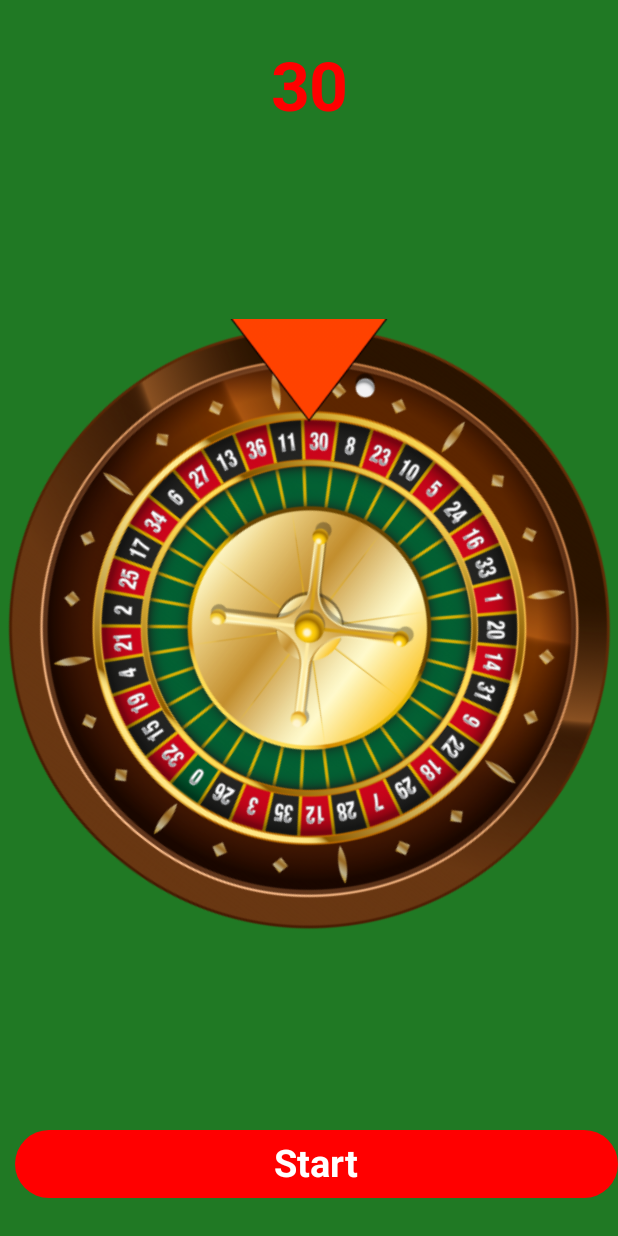
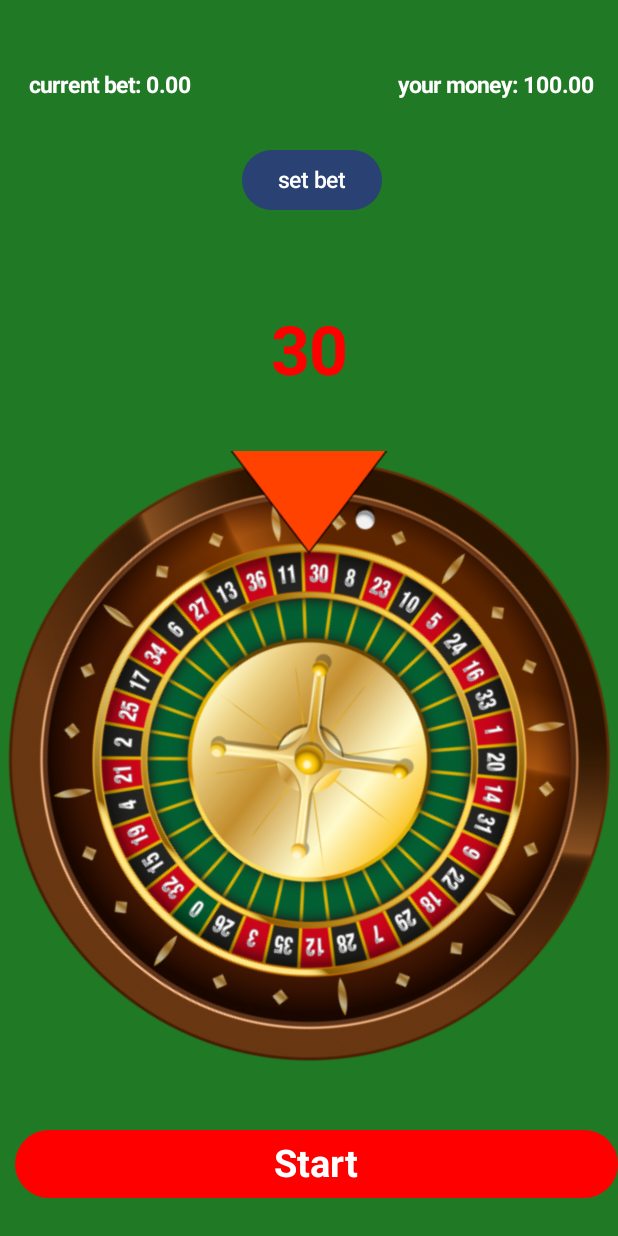
Before and after one commit to AlexanderKorytin/RuleGameCompose, an Android app built with Jetpack Compose: the screen it shows after launch (MainActivity), after a tap on "Start", on a phone screen of 412 x 824 dp. Run offline under Robolectric (Android 15) with nearby library versions, the phone set to English and light mode, and no system bars; our stand-ins replace constraintlayout-compose.

Commit message:
- рефлизованны ставки по цветам с сохранением размера банка

```diff
--- a/app/src/main/AndroidManifest.xml
+++ b/app/src/main/AndroidManifest.xml
@@ -14,7 +14,7 @@
         android:theme="@style/Theme.RuleGameCompose"
         tools:targetApi="31">
         <activity
-            android:name=".MainActivity"
+            android:name=".ui.MainActivity"
             android:exported="true"
             android:label="@string/app_name"
             android:theme="@style/Theme.RuleGameCompose">
--- a/app/src/main/java/com/example/rulegamecompose/data/impl/RuleRepositoryImpl.kt
+++ b/app/src/main/java/com/example/rulegamecompose/data/impl/RuleRepositoryImpl.kt
@@ -4,9 +4,9 @@ import com.example.rulegamecompose.data.storage.RuleStorage
 import com.example.rulegamecompose.domain.api.RuleRepositiry
 
 class RuleRepositoryImpl(private val storage: RuleStorage): RuleRepositiry {
-    override fun saveCash(value: Int) {
+    override fun saveCash(value: Float) {
         storage.setCash(value)
     }
 
-    override fun getCashValue(): Int = storage.getCash()
+    override fun getCashValue(): Float = storage.getCash()
 }
--- a/app/src/main/java/com/example/rulegamecompose/data/storage/Impl/RuleStoregeImpl.kt
+++ b/app/src/main/java/com/example/rulegamecompose/data/storage/Impl/RuleStoregeImpl.kt
@@ -4,11 +4,11 @@ import android.content.SharedPreferences
 import com.example.rulegamecompose.data.storage.RuleStorage
 
 class RuleStorageImpl(private val sharedPreferences: SharedPreferences): RuleStorage{
-    override fun getCash(): Int =
-        sharedPreferences.getInt(KEY_CASH, 100)
+    override fun getCash(): Float =
+        sharedPreferences.getFloat(KEY_CASH, 100f)
 
-    override fun setCash(value: Int) {
-        sharedPreferences.edit().putInt(KEY_CASH, value)
+    override fun setCash(value: Float) {
+        sharedPreferences.edit().putFloat(KEY_CASH, value).apply()
     }
 
     companion object{
--- a/app/src/main/java/com/example/rulegamecompose/data/storage/RuleStorage.kt
+++ b/app/src/main/java/com/example/rulegamecompose/data/storage/RuleStorage.kt
@@ -1,7 +1,7 @@
 package com.example.rulegamecompose.data.storage
 
 interface RuleStorage {
-    fun getCash(): Int
+    fun getCash(): Float
 
-    fun setCash(value: Int)
+    fun setCash(value: Float)
 }
--- a/app/src/main/java/com/example/rulegamecompose/di/data.kt
+++ b/app/src/main/java/com/example/rulegamecompose/di/datamodule.kt
@@ -3,6 +3,7 @@ package com.example.rulegamecompose.di
 import android.content.SharedPreferences
 import androidx.appcompat.app.AppCompatActivity
 import com.example.rulegamecompose.data.storage.Impl.RuleStorageImpl
+import com.example.rulegamecompose.data.storage.RuleStorage
 import org.koin.android.ext.koin.androidContext
 import org.koin.dsl.module
 
@@ -15,5 +16,5 @@ val dataModule = module {
         )
     }
 
-    single { RuleStorageImpl(sharedPreferences = get()) }
+    single<RuleStorage> { RuleStorageImpl(sharedPreferences = get()) }
 }
--- a/app/src/main/java/com/example/rulegamecompose/di/domain.kt
+++ /dev/null
@@ -1,10 +0,0 @@
-package com.example.rulegamecompose.di
-
-import com.example.rulegamecompose.data.impl.RuleRepositoryImpl
-import com.example.rulegamecompose.domain.impl.RuleInteractorImpl
-import org.koin.dsl.module
-
-val domainModule = module {
-    single { RuleRepositoryImpl(storage = get()) }
-    factory { RuleInteractorImpl() }
-}
--- /dev/null
+++ b/app/src/main/java/com/example/rulegamecompose/di/domainmodule.kt
@@ -0,0 +1,12 @@
+package com.example.rulegamecompose.di
+
+import com.example.rulegamecompose.data.impl.RuleRepositoryImpl
+import com.example.rulegamecompose.domain.api.RuleInteractor
+import com.example.rulegamecompose.domain.api.RuleRepositiry
+import com.example.rulegamecompose.domain.impl.RuleInteractorImpl
+import org.koin.dsl.module
+
+val domainModule = module {
+    single<RuleRepositiry> { RuleRepositoryImpl(storage = get()) }
+    factory<RuleInteractor> { RuleInteractorImpl(repositiry = get()) }
+}
--- a/app/src/main/java/com/example/rulegamecompose/domain/api/RuleInteractor.kt
+++ b/app/src/main/java/com/example/rulegamecompose/domain/api/RuleInteractor.kt
@@ -4,4 +4,8 @@ interface RuleInteractor {
     fun getDroppedNumber(currentValue: Float): Float
 
     fun getIndex(value: Float): Int
+
+    fun getBankSize(): Float
+
+    fun setBankSize(value: Float)
 }
--- a/app/src/main/java/com/example/rulegamecompose/domain/api/RuleRepositiry.kt
+++ b/app/src/main/java/com/example/rulegamecompose/domain/api/RuleRepositiry.kt
@@ -1,6 +1,6 @@
 package com.example.rulegamecompose.domain.api
 
 interface RuleRepositiry {
-    fun saveCash(value: Int)
-    fun getCashValue(): Int
+    fun saveCash(value: Float)
+    fun getCashValue(): Float
 }
--- a/app/src/main/java/com/example/rulegamecompose/domain/impl/RuleInteractorImpl.kt
+++ b/app/src/main/java/com/example/rulegamecompose/domain/impl/RuleInteractorImpl.kt
@@ -1,10 +1,11 @@
 package com.example.rulegamecompose.domain.impl
 
 import com.example.rulegamecompose.domain.api.RuleInteractor
+import com.example.rulegamecompose.domain.api.RuleRepositiry
 import com.example.rulegamecompose.ui.models.ValueList
 import kotlin.math.roundToInt
 
-class RuleInteractorImpl : RuleInteractor {
+class RuleInteractorImpl(private val repositiry: RuleRepositiry) : RuleInteractor {
     override fun getDroppedNumber(currentValue: Float): Float =
         (720..3600).random().toFloat() + currentValue
 
@@ -12,4 +13,11 @@ class RuleInteractorImpl : RuleInteractor {
         val index = (360f - (currentValue % 360)) / (360f / ValueList.list.size)
         return index.roundToInt()
     }
+
+    override fun getBankSize(): Float = repositiry.getCashValue()
+
+
+    override fun setBankSize(value: Float) {
+        repositiry.saveCash(value)
+    }
 }
--- a/app/src/main/java/com/example/rulegamecompose/MainActivity.kt
+++ b/app/src/main/java/com/example/rulegamecompose/ui/MainActivity.kt
@@ -1,26 +1,39 @@
-package com.example.rulegamecompose
+package com.example.rulegamecompose.ui
 
 import android.os.Bundle
 import androidx.activity.ComponentActivity
 import androidx.activity.compose.setContent
 import androidx.compose.foundation.layout.fillMaxSize
 import androidx.compose.material3.Surface
+import androidx.compose.runtime.mutableStateOf
+import androidx.compose.runtime.remember
 import androidx.compose.ui.Modifier
 import com.example.rulegamecompose.ui.screens.RuleScreen
+import com.example.rulegamecompose.ui.screens.finishDialog
 import com.example.rulegamecompose.ui.theme.Green60
 import com.example.rulegamecompose.ui.theme.RuleGameComposeTheme
 import com.example.rulegamecompose.ui.viewmodel.RuleViewModel
 import org.koin.androidx.viewmodel.ext.android.viewModel
 
 class MainActivity : ComponentActivity() {
-    val vm by viewModel<RuleViewModel>()
+
+    private val vm by viewModel<RuleViewModel>()
 
     override fun onCreate(savedInstanceState: Bundle?) {
         super.onCreate(savedInstanceState)
         setContent {
+            var show = remember {
+                mutableStateOf(false)
+            }
+            vm.getBankSize().observe(this@MainActivity) {
+                if (it <= 0) {
+                    show.value = true
+                }
+            }
             RuleGameComposeTheme {
                 Surface(Modifier.fillMaxSize(), color = Green60) {
-                    RuleScreen(vm)
+                    finishDialog(dialogShow = show, viewModel = vm, context = this@MainActivity)
+                    RuleScreen(vm, this)
                 }
 
             }
--- a/app/src/main/java/com/example/rulegamecompose/ui/screens/RuleScreen.kt
+++ b/app/src/main/java/com/example/rulegamecompose/ui/screens/RuleScreen.kt
@@ -11,6 +11,7 @@ import androidx.compose.foundation.layout.fillMaxWidth
 import androidx.compose.foundation.layout.padding
 import androidx.compose.material3.Button
 import androidx.compose.material3.ButtonDefaults
+import androidx.compose.material3.ExperimentalMaterial3Api
 import androidx.compose.material3.Text
 import androidx.compose.runtime.Composable
 import androidx.compose.runtime.getValue
@@ -26,6 +27,8 @@ import androidx.compose.ui.text.TextStyle
 import androidx.compose.ui.text.font.FontWeight
 import androidx.compose.ui.unit.dp
 import androidx.compose.ui.unit.sp
+import androidx.constraintlayout.compose.ConstraintLayout
+import androidx.lifecycle.LifecycleOwner
 import com.example.rulegamecompose.R
 import com.example.rulegamecompose.ui.models.ValueList
 import com.example.rulegamecompose.ui.viewmodel.RuleViewModel
@@ -34,9 +37,16 @@ import kotlinx.coroutines.Dispatchers
 import kotlinx.coroutines.async
 import kotlinx.coroutines.launch
 
+@OptIn(ExperimentalMaterial3Api::class)
 @Composable
-fun RuleScreen(vm: RuleViewModel) {
+fun RuleScreen(vm: RuleViewModel, live: LifecycleOwner) {
+    var amountBet by remember {
+        mutableStateOf(0f)
+    }
 
+    var bank by remember {
+        mutableStateOf(0f)
+    }
     var rotationValue by remember {
         mutableStateOf(0f)
     }
@@ -45,6 +55,19 @@ fun RuleScreen(vm: RuleViewModel) {
     }
     var color by remember {
         mutableStateOf(Color.Green)
+    }
+    var dialogShow = remember {
+        mutableStateOf(false)
+    }
+
+    vm.getAmountBet().observe(live) {
+        amountBet = it
+    }
+    vm.getBankSize().observe(live) {
+        if (it <= 0) {
+
+        }
+        bank = it
     }
     val angle by animateFloatAsState(targetValue = rotationValue, label = "",
         animationSpec = tween(durationMillis = 2000),
@@ -57,11 +80,15 @@ fun RuleScreen(vm: RuleViewModel) {
                     }
                 }
                 job.await()
-                resultNumber = ValueList.list[index].value.toString()
+                resultNumber = ValueList.list[index].valueNumber.toString()
                 color = Color(ValueList.list[index].numColor)
+                vm.setResultBank()
             }
         }
     )
+    if (dialogShow.value) {
+        BetDialog(dialogShow = dialogShow, bankSize = bank, viewModel = vm)
+    }
     Column(
         Modifier
             .fillMaxSize()
@@ -69,6 +96,45 @@ fun RuleScreen(vm: RuleViewModel) {
         Arrangement.SpaceBetween,
         Alignment.CenterHorizontally,
     ) {
+        ConstraintLayout(
+            Modifier
+                .fillMaxWidth()
+                .padding(3.dp, bottom = 64.dp)
+        ) {
+            val (text1, button, text2) = createRefs()
+            Text(
+                modifier = Modifier.constrainAs(text1) {
+                    top.linkTo(parent.top, margin = 16.dp)
+                    start.linkTo(parent.start, margin = 16.dp)
+                },
+                text = "current bet: ${String.format("%.2f", amountBet)}", style = TextStyle(
+                    fontWeight = FontWeight.Bold, fontSize = 15.sp,
+                    color = Color.White
+                )
+            )
+            Button(
+                onClick = {
+                    dialogShow.value = true
+                },
+                modifier = Modifier.constrainAs(button) {
+                    top.linkTo(parent.top, margin = 64.dp)
+                    start.linkTo(parent.start)
+                    end.linkTo(parent.end)
+                }) {
+                Text(text = "set bet", fontSize = 15.sp)
+            }
+            Text(
+                modifier = Modifier.constrainAs(text2) {
+                    top.linkTo(parent.top, margin = 16.dp)
+                    end.linkTo(parent.end, margin = 16.dp)
+                },
+                text = "your money: ${String.format("%.2f", bank)}", style = TextStyle(
+                    fontWeight = FontWeight.Bold, fontSize = 15.sp,
+                    color = Color.White,
+                )
+            )
+
+        }
         Text(
             text = resultNumber, style = TextStyle(
                 fontWeight = FontWeight.Bold, fontSize = 45.sp,
--- a/app/src/main/java/com/example/rulegamecompose/ui/viewmodel/RuleViewModel.kt
+++ b/app/src/main/java/com/example/rulegamecompose/ui/viewmodel/RuleViewModel.kt
@@ -1,28 +1,77 @@
 package com.example.rulegamecompose.ui.viewmodel
 
+import androidx.lifecycle.LiveData
+import androidx.lifecycle.MutableLiveData
 import androidx.lifecycle.ViewModel
 import androidx.lifecycle.viewModelScope
-import com.example.rulegamecompose.domain.impl.RuleInteractorImpl
+import com.example.rulegamecompose.domain.api.RuleInteractor
+import com.example.rulegamecompose.ui.models.ValueList
 import kotlinx.coroutines.Dispatchers
 import kotlinx.coroutines.flow.MutableStateFlow
 import kotlinx.coroutines.flow.flow
 import kotlinx.coroutines.launch
 
-class RuleViewModel(private val interactor: RuleInteractorImpl) : ViewModel() {
+class RuleViewModel(private val interactor: RuleInteractor) : ViewModel() {
+
+    init {
+        interactor.setBankSize(interactor.getBankSize())
+    }
+
+    private var bankSize: MutableLiveData<Float> = MutableLiveData(interactor.getBankSize())
+    fun getBankSize(): LiveData<Float> = bankSize
+
     private var gettingNumber: MutableStateFlow<Float> = MutableStateFlow(0f)
     fun getCurrentNumberState() = flow<Float> { emit(gettingNumber.value) }
 
-    private var curerentIndex: MutableStateFlow<Int> = MutableStateFlow(0)
+    private var currentIndex: MutableStateFlow<Int> = MutableStateFlow(0)
+    fun getCurrentIndex() = flow<Int> { emit(currentIndex.value) }
 
-    fun getCurrentIndex() = flow<Int> { emit(curerentIndex.value) }
+    private var amountBet: MutableLiveData<Float> = MutableLiveData(0f)
+    fun setAmountBet(value: Float) {
+        amountBet.value = value
+    }
+
+    fun getAmountBet() = amountBet
+
+    private var setNumberBet: MutableLiveData<MutableSet<Int>> = MutableLiveData(mutableSetOf())
+    fun setListNumberBet(value: List<Int>) {
+        setNumberBet.value?.clear()
+        setNumberBet.value?.addAll(value)
+    }
+
+    fun refreshMoney() {
+        interactor.setBankSize(100f)
+    }
+
+    fun setResultBank() {
+        val bank = interactor.getBankSize()
+        bankSize.postValue(bank)
+        if ((amountBet.value!! >= bank) == true) {
+            amountBet.value = bank
+        }
+
+    }
 
     fun twistRule(currentValue: Float) {
         gettingNumber.value = interactor.getDroppedNumber(currentValue)
         viewModelScope.launch(Dispatchers.Default) {
             getCurrentNumberState().collect {
-                curerentIndex.value = interactor.getIndex(it)
+                currentIndex.value = interactor.getIndex(it)
+                val resultNumber = ValueList.list[currentIndex.value].valueNumber
+                if (!setNumberBet.value.isNullOrEmpty()) {
+                    val betValue: Float = amountBet.value?.toFloat()!! / setNumberBet.value?.size!!
+
+                    if (setNumberBet.value!!.contains(resultNumber) == false) {
+                        interactor.setBankSize(interactor.getBankSize() - amountBet.value!!)
+                    } else {
+                        interactor.setBankSize(
+                            (interactor.getBankSize() + betValue * 2) - (amountBet.value!! - betValue)
+                        )
+                    }
+                } else {
+                    return@collect
+                }
             }
         }
     }
-
 }
```
Also changed, not shown: app/src/main/java/com/example/rulegamecompose/ui/models/ValueList.kt (+18 -1 lines), app/src/main/java/com/example/rulegamecompose/ui/screens/BetDialog.kt (added, +145 -0 lines), app/src/main/java/com/example/rulegamecompose/ui/screens/FinishDialog.kt (added, +58 -0 lines).
